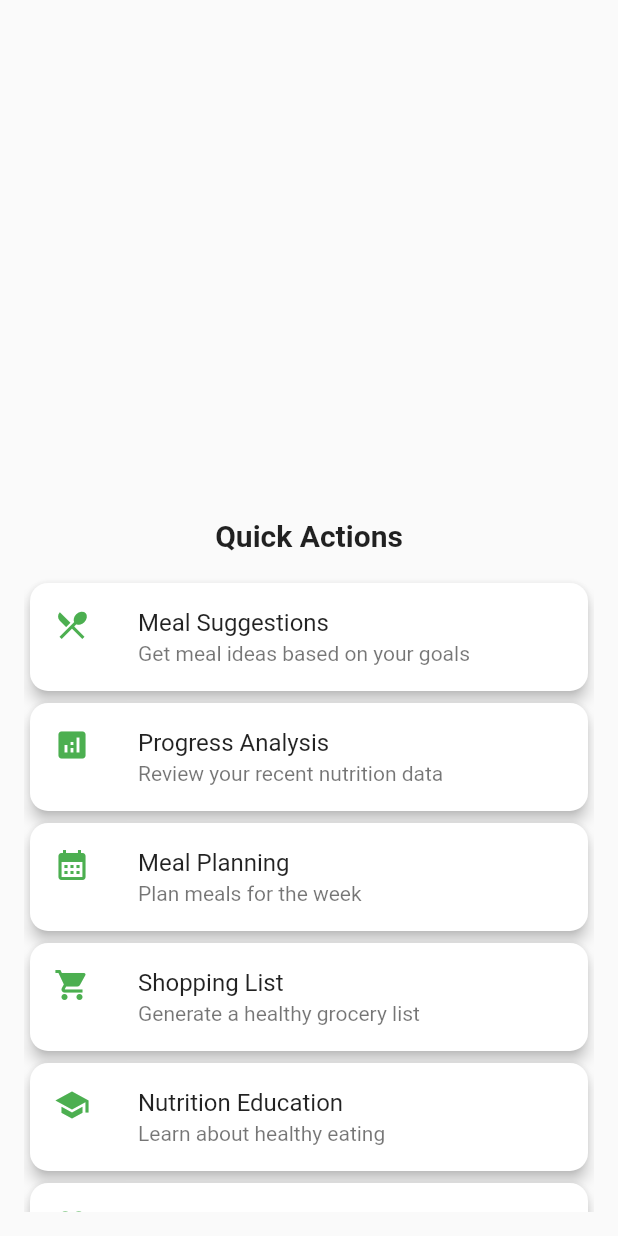
After one commit to chartmann1590/NutriCoach-AI, a Flutter app: the MainNavigation screen opened directly, item 2 of the bottom bar chosen, after a tap on "Dismiss", after a tap on "Quick Actions", on a phone screen of 412 x 824 dp. The commit adds this screen. Run offline on Flutter 3.47's test engine with Material 2 defaults, Android fonts, the phone set to English and light mode, and no system bars.

Commit message:
CI: add Docker image build workflow and Android Flutter APK build workflow; mobile: add coach screens/models wiring; backend: minor updates

```diff
--- a/nutrition_ai_mobile/lib/main.dart
+++ b/nutrition_ai_mobile/lib/main.dart
@@ -3,7 +3,7 @@ import 'package:provider/provider.dart';
 import 'services/auth_service.dart';
 import 'screens/server_setup_screen.dart';
 import 'screens/login_screen.dart';
-import 'screens/dashboard_screen.dart';
+import 'screens/main_navigation.dart';
 
 void main() {
   runApp(const NutriCoachApp());
@@ -66,9 +66,9 @@ class AuthWrapper extends StatelessWidget {
           return const ServerSetupScreen();
         }
 
-        // Show dashboard if authenticated
+        // Show main navigation if authenticated
         if (authService.isAuthenticated) {
-          return const DashboardScreen();
+          return const MainNavigation();
         }
 
         // Show login screen by default
--- /dev/null
+++ b/nutrition_ai_mobile/lib/models/coach_message.dart
@@ -0,0 +1,39 @@
+class CoachMessage {
+  final String role;
+  final String content;
+  final DateTime timestamp;
+  final List<String>? references;
+
+  CoachMessage({
+    required this.role,
+    required this.content,
+    required this.timestamp,
+    this.references,
+  });
+
+  factory CoachMessage.fromJson(Map<String, dynamic> json) {
+    return CoachMessage(
+      role: json['role'] ?? 'user',
+      content: json['content'] ?? '',
+      timestamp: json['created_at'] != null
+          ? DateTime.parse(json['created_at'])
+          : DateTime.now(),
+      references: json['refs'] != null
+          ? List<String>.from(json['refs'])
+          : null,
+    );
+  }
+
+  Map<String, dynamic> toJson() {
+    return {
+      'role': role,
+      'content': content,
+      'created_at': timestamp.toIso8601String(),
+      'refs': references,
+    };
+  }
+
+  bool get isUser => role == 'user';
+  bool get isAssistant => role == 'assistant';
+  bool get isSystem => role == 'system';
+}
--- /dev/null
+++ b/nutrition_ai_mobile/lib/screens/coach_screen.dart
@@ -0,0 +1,473 @@
+import 'package:flutter/material.dart';
+import '../services/api_service.dart';
+import '../models/coach_message.dart';
+
+class CoachScreen extends StatefulWidget {
+  const CoachScreen({Key? key}) : super(key: key);
+
+  @override
+  State<CoachScreen> createState() => _CoachScreenState();
+}
+
+class _CoachScreenState extends State<CoachScreen> {
+  final TextEditingController _messageController = TextEditingController();
+  final ScrollController _scrollController = ScrollController();
+  List<CoachMessage> _messages = [];
+  bool _isLoading = false;
+  bool _isSending = false;
+  String? _error;
+
+  @override
+  void initState() {
+    super.initState();
+    _loadMessages();
+  }
+
+  Future<void> _loadMessages() async {
+    setState(() {
+      _isLoading = true;
+      _error = null;
+    });
+
+    try {
+      final messages = await ApiService.getChatHistory();
+      setState(() {
+        _messages = messages;
+        _isLoading = false;
+      });
+      _scrollToBottom();
+    } catch (e) {
+      setState(() {
+        _error = e.toString();
+        _isLoading = false;
+      });
+    }
+  }
+
+  Future<void> _sendMessage(String message) async {
+    if (message.trim().isEmpty || _isSending) return;
+
+    final userMessage = CoachMessage(
+      role: 'user',
+      content: message,
+      timestamp: DateTime.now(),
+    );
+
+    setState(() {
+      _messages.add(userMessage);
+      _isSending = true;
+    });
+
+    _messageController.clear();
+    _scrollToBottom();
+
+    try {
+      final response = await ApiService.sendChatMessage(message);
+
+      final assistantMessage = CoachMessage(
+        role: 'assistant',
+        content: response,
+        timestamp: DateTime.now(),
+      );
+
+      setState(() {
+        _messages.add(assistantMessage);
+        _isSending = false;
+      });
+    } catch (e) {
+      setState(() {
+        _error = e.toString();
+        _isSending = false;
+      });
+
+      // Show error snackbar
+      if (mounted) {
+        ScaffoldMessenger.of(context).showSnackBar(
+          SnackBar(
+            content: Text('Failed to send message: $e'),
+            backgroundColor: Colors.red,
+          ),
+        );
+      }
+    }
+
+    _scrollToBottom();
+  }
+
+  void _scrollToBottom() {
+    WidgetsBinding.instance?.addPostFrameCallback((_) {
+      if (_scrollController.hasClients) {
+        _scrollController.animateTo(
+          _scrollController.position.maxScrollExtent,
+          duration: const Duration(milliseconds: 300),
+          curve: Curves.easeOut,
+        );
+      }
+    });
+  }
+
+  Future<void> _clearHistory() async {
+    try {
+      await ApiService.clearChatHistory();
+      setState(() {
+        _messages.clear();
+      });
+
+      if (mounted) {
+        ScaffoldMessenger.of(context).showSnackBar(
+          const SnackBar(
+            content: Text('Chat history cleared'),
+            backgroundColor: Colors.green,
+          ),
+        );
+      }
+    } catch (e) {
+      if (mounted) {
+        ScaffoldMessenger.of(context).showSnackBar(
+          SnackBar(
+            content: Text('Failed to clear history: $e'),
+            backgroundColor: Colors.red,
+          ),
+        );
+      }
+    }
+  }
+
+  void _showQuickActions() {
+    showModalBottomSheet(
+      context: context,
+      isScrollControlled: true,
+      builder: (context) => DraggableScrollableSheet(
+        initialChildSize: 0.6,
+        maxChildSize: 0.9,
+        minChildSize: 0.3,
+        builder: (context, scrollController) => Container(
+          padding: const EdgeInsets.all(16),
+          child: Column(
+            children: [
+              const Text(
+                'Quick Actions',
+                style: TextStyle(fontSize: 20, fontWeight: FontWeight.bold),
+              ),
+              const SizedBox(height: 16),
+              Expanded(
+                child: ListView(
+                  controller: scrollController,
+                  children: [
+                    _buildQuickActionTile(
+                      'Meal Suggestions',
+                      'Get meal ideas based on your goals',
+                      Icons.restaurant_menu,
+                      'What should I eat for my next meal based on my current nutrition goals?',
+                    ),
+                    _buildQuickActionTile(
+                      'Progress Analysis',
+                      'Review your recent nutrition data',
+                      Icons.analytics,
+                      'Analyze my recent eating patterns and give me feedback on my progress.',
+                    ),
+                    _buildQuickActionTile(
+                      'Meal Planning',
+                      'Plan meals for the week',
+                      Icons.calendar_month,
+                      'Help me create a 7-day meal plan based on my goals and preferences.',
+                    ),
+                    _buildQuickActionTile(
+                      'Shopping List',
+                      'Generate a healthy grocery list',
+                      Icons.shopping_cart,
+                      'Create a grocery shopping list based on my nutritional needs.',
+                    ),
+                    _buildQuickActionTile(
+                      'Nutrition Education',
+                      'Learn about healthy eating',
+                      Icons.school,
+                      'Explain the role of macronutrients and how to balance them for my goals.',
+                    ),
+                    _buildQuickActionTile(
+                      'Craving Help',
+                      'Healthy alternatives to cravings',
+                      Icons.favorite,
+                      "I'm having cravings. What are some healthy alternatives?",
+                    ),
+                  ],
+                ),
+              ),
+            ],
+          ),
+        ),
+      ),
+    );
+  }
+
+  Widget _buildQuickActionTile(String title, String subtitle, IconData icon, String prompt) {
+    return Card(
+      child: ListTile(
+        leading: Icon(icon, color: Colors.green),
+        title: Text(title),
+        subtitle: Text(subtitle),
+        onTap: () {
+          Navigator.pop(context);
+          _sendMessage(prompt);
+        },
+      ),
+    );
+  }
+
+  @override
+  Widget build(BuildContext context) {
+    return Scaffold(
+      appBar: AppBar(
+        title: const Text('AI Coach'),
+        actions: [
+          IconButton(
+            icon: const Icon(Icons.lightbulb),
+            onPressed: _showQuickActions,
+            tooltip: 'Quick Actions',
+          ),
+          PopupMenuButton<String>(
+            onSelected: (value) {
+              if (value == 'clear') {
+                _clearHistory();
+              }
+            },
+            itemBuilder: (context) => [
+              PopupMenuItem(
+                value: 'clear',
+                child: Row(
+                  children: [
+                    const Icon(Icons.clear_all),
+                    const SizedBox(width: 8),
+                    const Text('Clear History'),
+                  ],
+                ),
+              ),
+            ],
+          ),
+        ],
+      ),
+      body: Column(
+        children: [
+          if (_error != null)
+            Container(
+              width: double.infinity,
+              padding: const EdgeInsets.all(16),
+              color: Colors.red.shade100,
+              child: Row(
+                children: [
+                  Icon(Icons.error, color: Colors.red.shade700),
+                  const SizedBox(width: 8),
+                  Expanded(
+                    child: Text(
+                      _error!,
+                      style: TextStyle(color: Colors.red.shade700),
+                    ),
+                  ),
+                  TextButton(
+                    onPressed: () => setState(() => _error = null),
+                    child: const Text('Dismiss'),
+                  ),
+                ],
+              ),
+            ),
+          Expanded(
+            child: _isLoading
+                ? const Center(child: CircularProgressIndicator())
+                : _messages.isEmpty
+                    ? _buildEmptyState()
+                    : ListView.builder(
+                        controller: _scrollController,
+                        padding: const EdgeInsets.all(16),
+                        itemCount: _messages.length + (_isSending ? 1 : 0),
+                        itemBuilder: (context, index) {
+                          if (index == _messages.length && _isSending) {
+                            return _buildTypingIndicator();
+                          }
+                          return _buildMessageBubble(_messages[index]);
+                        },
+                      ),
+          ),
+          _buildMessageInput(),
+        ],
+      ),
+    );
+  }
+
+  Widget _buildEmptyState() {
+    return Center(
+      child: Column(
+        mainAxisAlignment: MainAxisAlignment.center,
+        children: [
+          Icon(
+            Icons.chat,
+            size: 64,
+            color: Colors.grey.shade400,
+          ),
+          const SizedBox(height: 16),
+          Text(
+            'Welcome to your AI Coach!',
+            style: Theme.of(context).textTheme.headlineSmall,
+            textAlign: TextAlign.center,
+          ),
+          const SizedBox(height: 8),
+          Text(
+            'Start a conversation to get personalized nutrition advice',
+            style: Theme.of(context).textTheme.bodyMedium?.copyWith(
+              color: Colors.grey.shade600,
+            ),
+            textAlign: TextAlign.center,
+          ),
+          const SizedBox(height: 24),
+          ElevatedButton.icon(
+            onPressed: _showQuickActions,
+            icon: const Icon(Icons.lightbulb),
+            label: const Text('Quick Actions'),
+          ),
+        ],
+      ),
+    );
+  }
+
+  Widget _buildTypingIndicator() {
+    return Padding(
+      padding: const EdgeInsets.symmetric(vertical: 8),
+      child: Row(
+        children: [
+          CircleAvatar(
+            backgroundColor: Colors.green,
+            child: const Icon(Icons.smart_toy, color: Colors.white),
+          ),
+          const SizedBox(width: 12),
+          Container(
+            padding: const EdgeInsets.symmetric(horizontal: 16, vertical: 12),
+            decoration: BoxDecoration(
+              color: Colors.grey.shade200,
+              borderRadius: BorderRadius.circular(18),
+            ),
+            child: Row(
+              mainAxisSize: MainAxisSize.min,
+              children: [
+                SizedBox(
+                  width: 20,
+                  height: 20,
+                  child: CircularProgressIndicator(
+                    strokeWidth: 2,
+                    valueColor: AlwaysStoppedAnimation<Color>(Colors.grey.shade600),
+                  ),
+                ),
+                const SizedBox(width: 8),
+                Text(
+                  'Coach is typing...',
+                  style: TextStyle(color: Colors.grey.shade600),
+                ),
+              ],
+            ),
+          ),
+        ],
+      ),
+    );
+  }
+
+  Widget _buildMessageBubble(CoachMessage message) {
+    final isUser = message.role == 'user';
+
+    return Padding(
+      padding: const EdgeInsets.symmetric(vertical: 4),
+      child: Row(
+        mainAxisAlignment: isUser ? MainAxisAlignment.end : MainAxisAlignment.start,
+        crossAxisAlignment: CrossAxisAlignment.start,
+        children: [
+          if (!isUser) ...[
+            CircleAvatar(
+              backgroundColor: Colors.green,
+              child: const Icon(Icons.smart_toy, color: Colors.white),
+            ),
+            const SizedBox(width: 8),
+          ],
+          Flexible(
+            child: Container(
+              padding: const EdgeInsets.all(12),
+              decoration: BoxDecoration(
+                color: isUser ? Colors.blue : Colors.grey.shade200,
+                borderRadius: BorderRadius.circular(18),
+              ),
+              child: Text(
+                message.content,
+                style: TextStyle(
+                  color: isUser ? Colors.white : Colors.black87,
+                ),
+              ),
+            ),
+          ),
+          if (isUser) ...[
+            const SizedBox(width: 8),
+            CircleAvatar(
+              backgroundColor: Colors.blue,
+              child: const Icon(Icons.person, color: Colors.white),
+            ),
+          ],
+        ],
+      ),
+    );
+  }
+
+  Widget _buildMessageInput() {
+    return Container(
+      padding: const EdgeInsets.all(16),
+      decoration: BoxDecoration(
+        color: Theme.of(context).scaffoldBackgroundColor,
+        boxShadow: [
+          BoxShadow(
+            offset: const Offset(0, -1),
+            blurRadius: 4,
+            color: Colors.black.withOpacity(0.1),
+          ),
+        ],
+      ),
+      child: Row(
+        children: [
+          Expanded(
+            child: TextField(
+              controller: _messageController,
+              decoration: InputDecoration(
+                hintText: 'Ask your coach anything...',
+                border: OutlineInputBorder(
+                  borderRadius: BorderRadius.circular(24),
+                  borderSide: BorderSide.none,
+                ),
+                filled: true,
+                fillColor: Colors.grey.shade100,
+                contentPadding: const EdgeInsets.symmetric(
+                  horizontal: 16,
+                  vertical: 12,
+                ),
+              ),
+              maxLines: null,
+              textCapitalization: TextCapitalization.sentences,
+              onSubmitted: _sendMessage,
+            ),
+          ),
+          const SizedBox(width: 8),
+          FloatingActionButton(
+            onPressed: _isSending ? null : () => _sendMessage(_messageController.text),
+            mini: true,
+            child: _isSending
+                ? const SizedBox(
+                    width: 16,
+                    height: 16,
+                    child: CircularProgressIndicator(strokeWidth: 2),
+                  )
+                : const Icon(Icons.send),
+          ),
+        ],
+      ),
+    );
+  }
+
+  @override
+  void dispose() {
+    _messageController.dispose();
+    _scrollController.dispose();
+    super.dispose();
+  }
+}
--- /dev/null
+++ b/nutrition_ai_mobile/lib/screens/main_navigation.dart
@@ -0,0 +1,49 @@
+import 'package:flutter/material.dart';
+import 'dashboard_screen.dart';
+import 'coach_screen.dart';
+
+class MainNavigation extends StatefulWidget {
+  const MainNavigation({Key? key}) : super(key: key);
+
+  @override
+  State<MainNavigation> createState() => _MainNavigationState();
+}
+
+class _MainNavigationState extends State<MainNavigation> {
+  int _currentIndex = 0;
+
+  final List<Widget> _screens = [
+    const DashboardScreen(),
+    const CoachScreen(),
+  ];
+
+  @override
+  Widget build(BuildContext context) {
+    return Scaffold(
+      body: _screens[_currentIndex],
+      bottomNavigationBar: BottomNavigationBar(
+        currentIndex: _currentIndex,
+        onTap: (index) {
+          setState(() {
+            _currentIndex = index;
+          });
+        },
+        type: BottomNavigationBarType.fixed,
+        selectedItemColor: Colors.blue.shade600,
+        unselectedItemColor: Colors.grey.shade600,
+        backgroundColor: Colors.white,
+        elevation: 8,
+        items: const [
+          BottomNavigationBarItem(
+            icon: Icon(Icons.dashboard),
+            label: 'Dashboard',
+          ),
+          BottomNavigationBarItem(
+            icon: Icon(Icons.smart_toy),
+            label: 'AI Coach',
+          ),
+        ],
+      ),
+    );
+  }
+}
--- a/nutrition_ai_mobile/lib/services/api_service.dart
+++ b/nutrition_ai_mobile/lib/services/api_service.dart
@@ -2,6 +2,7 @@ import 'dart:convert';
 import 'package:http/http.dart' as http;
 import '../models/food_log.dart';
 import '../models/food_item.dart';
+import '../models/coach_message.dart';
 
 class ApiService {
   static String? _baseUrl;
@@ -512,4 +513,114 @@ class ApiService {
       throw Exception('Barcode search failed: $e');
     }
   }
+
+  // AI Coach functionality
+  static Future<List<CoachMessage>> getChatHistory() async {
+    if (_baseUrl == null || _sessionCookie == null) {
+      throw Exception('Not authenticated. Please login first.');
+    }
+
+    try {
+      print('Getting chat history');
+
+      final response = await http.get(
+        Uri.parse('$_baseUrl/api/coach/history'),
+        headers: _headers,
+      ).timeout(const Duration(seconds: 20));
+
+      print('Chat history response: ${response.statusCode}');
+
+      if (response.statusCode == 200) {
+        final data = json.decode(response.body);
+        final messages = data['messages'] as List? ?? [];
+
+        print('Found ${messages.length} chat messages');
+
+        return messages.map((message) => CoachMessage.fromJson(message)).toList();
+      } else if (response.statusCode == 401) {
+        clearSession();
+        throw Exception('Session expired. Please login again.');
+      } else {
+        throw Exception('Failed to load chat history: ${response.statusCode}');
+      }
+    } catch (e) {
+      print('Chat history error: $e');
+      if (e.toString().contains('Session expired')) {
+        rethrow;
+      }
+      throw Exception('Failed to load chat history: $e');
+    }
+  }
+
+  static Future<String> sendChatMessage(String message) async {
+    if (_baseUrl == null || _sessionCookie == null) {
+      throw Exception('Not authenticated. Please login first.');
+    }
+
+    try {
+      print('Sending chat message: $message');
+
+      final response = await http.post(
+        Uri.parse('$_baseUrl/api/coach/chat'),
+        headers: _headers,
+        body: json.encode({'message': message}),
+      ).timeout(const Duration(seconds: 60));
+
+      print('Chat response: ${response.statusCode}');
+
+      if (response.statusCode == 200) {
+        final data = json.decode(response.body);
+        final content = data['content'] ?? '';
+
+        print('Received chat response: ${content.length} characters');
+
+        return content;
+      } else if (response.statusCode == 401) {
+        clearSession();
+        throw Exception('Session expired. Please login again.');
+      } else {
+        final errorData = json.decode(response.body);
+        final errorMessage = errorData['error'] ?? 'Chat failed';
+        throw Exception(errorMessage);
+      }
+    } catch (e) {
+      print('Chat error: $e');
+      if (e.toString().contains('Session expired')) {
+        rethrow;
+      }
+      throw Exception('Chat failed: $e');
+    }
+  }
+
+  static Future<void> clearChatHistory() async {
+    if (_baseUrl == null || _sessionCookie == null) {
+      throw Exception('Not authenticated. Please login first.');
+    }
+
+    try {
+      print('Clearing chat history');
+
+      final response = await http.delete(
+        Uri.parse('$_baseUrl/api/coach/clear-history'),
+        headers: _headers,
+      ).timeout(const Duration(seconds: 20));
+
+      print('Clear history response: ${response.statusCode}');
+
+      if (response.statusCode == 200) {
+        print('Chat history cleared successfully');
+      } else if (response.statusCode == 401) {
+        clearSession();
+        throw Exception('Session expired. Please login again.');
+      } else {
+        throw Exception('Failed to clear chat history: ${response.statusCode}');
+      }
+    } catch (e) {
+      print('Clear history error: $e');
+      if (e.toString().contains('Session expired')) {
+        rethrow;
+      }
+      throw Exception('Failed to clear chat history: $e');
+    }
+  }
 }
```
Also changed, not shown: 1 other file.
